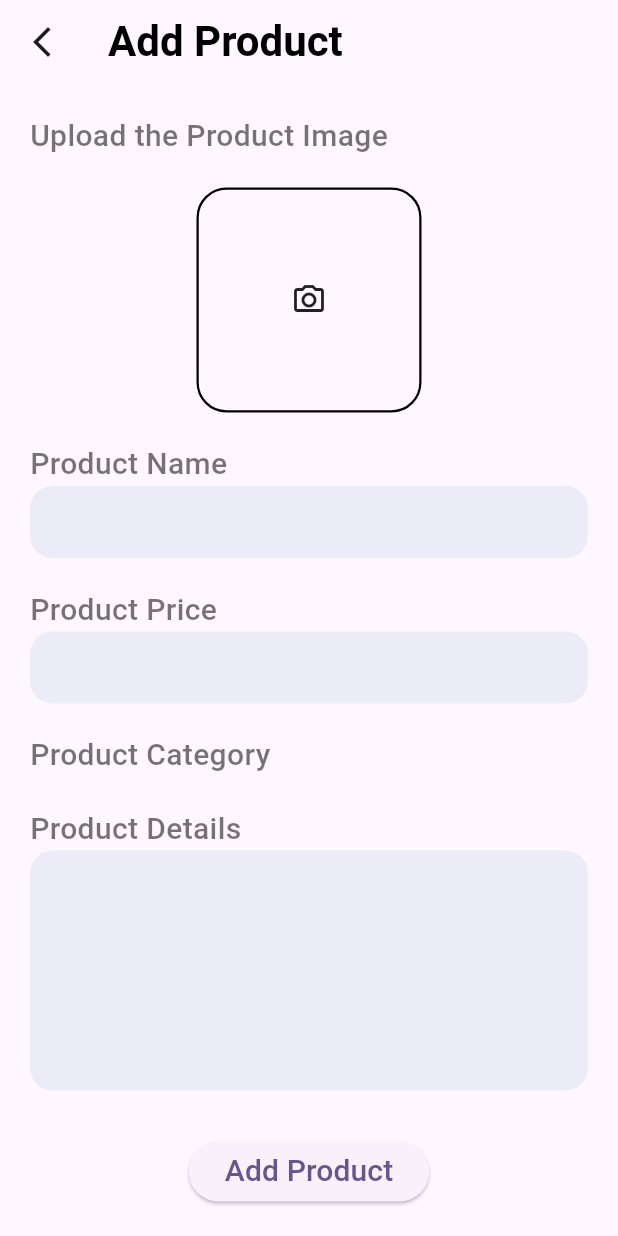
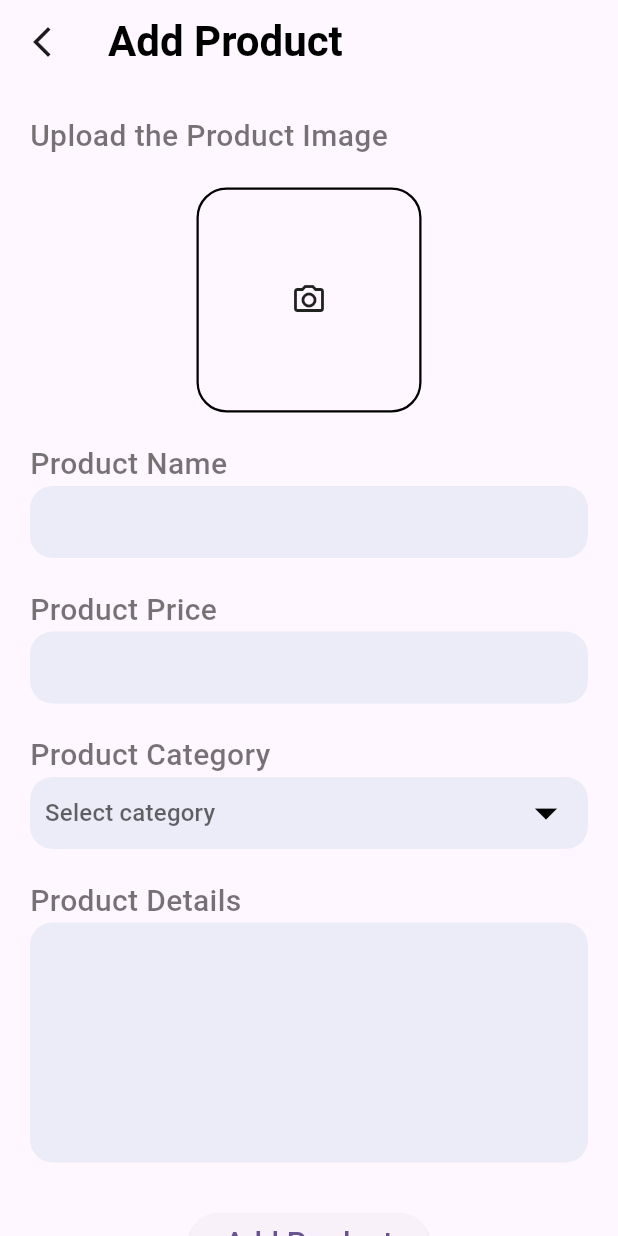
Before and after one commit to samarth-5/Trendy-Kart, a Flutter app: the screen it shows after launch, on a phone screen of 412 x 824 dp. Run offline on Flutter 3.47's test engine with Material 3 defaults, Android fonts, the phone set to English and light mode, and no system bars; our stand-ins replace cloud_firestore, curved_navigation_bar, firebase_auth, firebase_core, firebase_storage, image_picker and 2 more; accounts and stored records are empty.

Commit message:
fixed a minor issue in addproduct page

```diff
--- a/lib/pages/add_product.dart
+++ b/lib/pages/add_product.dart
@@ -56,12 +56,12 @@ class _AddProductState extends State<AddProduct> {
     }
   }
 
-  String? value = "";
+  String? value;
   final List<String> categoryItems = [
     'Watch',
     'Laptop',
     'TV',
-    'Headphones',
+    'Headphones'
   ];
 
   @override
@@ -176,38 +176,38 @@ class _AddProductState extends State<AddProduct> {
                 "Product Category",
                 style: AppWidget.lightTextFieldStyle(),
               ),
-              // Container(
-              //   padding: const EdgeInsets.symmetric(horizontal: 10),
-              //   width: MediaQuery.of(context).size.width,
-              //   decoration: BoxDecoration(
-              //     color: const Color(0xFFececf8),
-              //     borderRadius: BorderRadius.circular(15),
-              //   ),
-              //   child: DropdownButtonHideUnderline(
-              //     child: DropdownButton<String>(
-              //       items: categoryItems
-              //           .map((item) => DropdownMenuItem(
-              //                 value: item,
-              //                 child: Text(
-              //                   item,
-              //                   style: AppWidget.normalTextFieldStyle(),
-              //                 ),
-              //               ))
-              //           .toList(),
-              //       onChanged: ((value) => setState(() {
-              //             this.value = value;
-              //           })),
-              //       dropdownColor: Colors.white,
-              //       hint: const Text("Select category"),
-              //       iconSize: 36,
-              //       icon: const Icon(
-              //         Icons.arrow_drop_down,
-              //         color: Colors.black,
-              //       ),
-              //       value: value,
-              //     ),
-              //   ),
-              // ),
+              Container(
+                padding: const EdgeInsets.symmetric(horizontal: 10),
+                width: MediaQuery.of(context).size.width,
+                decoration: BoxDecoration(
+                  color: const Color(0xFFececf8),
+                  borderRadius: BorderRadius.circular(15),
+                ),
+                child: DropdownButtonHideUnderline(
+                  child: DropdownButton<String>(
+                    items: categoryItems
+                        .map((item) => DropdownMenuItem(
+                              value: item,
+                              child: Text(
+                                item,
+                                style: AppWidget.normalTextFieldStyle(),
+                              ),
+                            ))
+                        .toList(),
+                    onChanged: ((value) => setState(() {
+                          this.value = value;
+                        })),
+                    dropdownColor: Colors.white,
+                    hint: const Text("Select category"),
+                    iconSize: 36,
+                    icon: const Icon(
+                      Icons.arrow_drop_down,
+                      color: Colors.black,
+                    ),
+                    value: value,
+                  ),
+                ),
+              ),
               const SizedBox(
                 height: 20,
               ),
```
